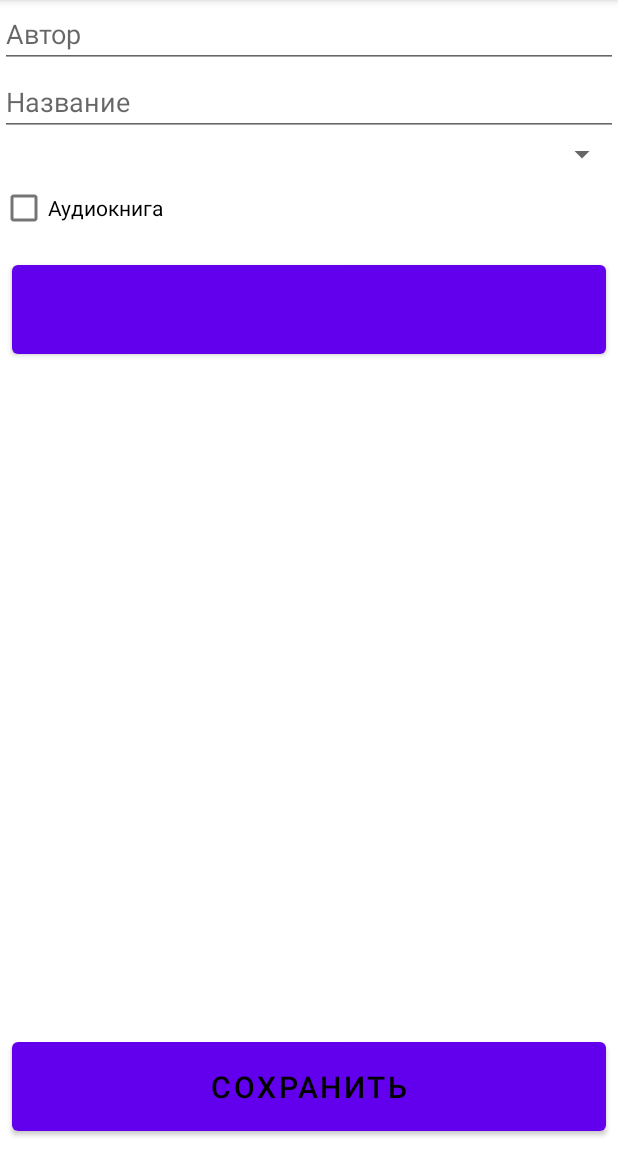
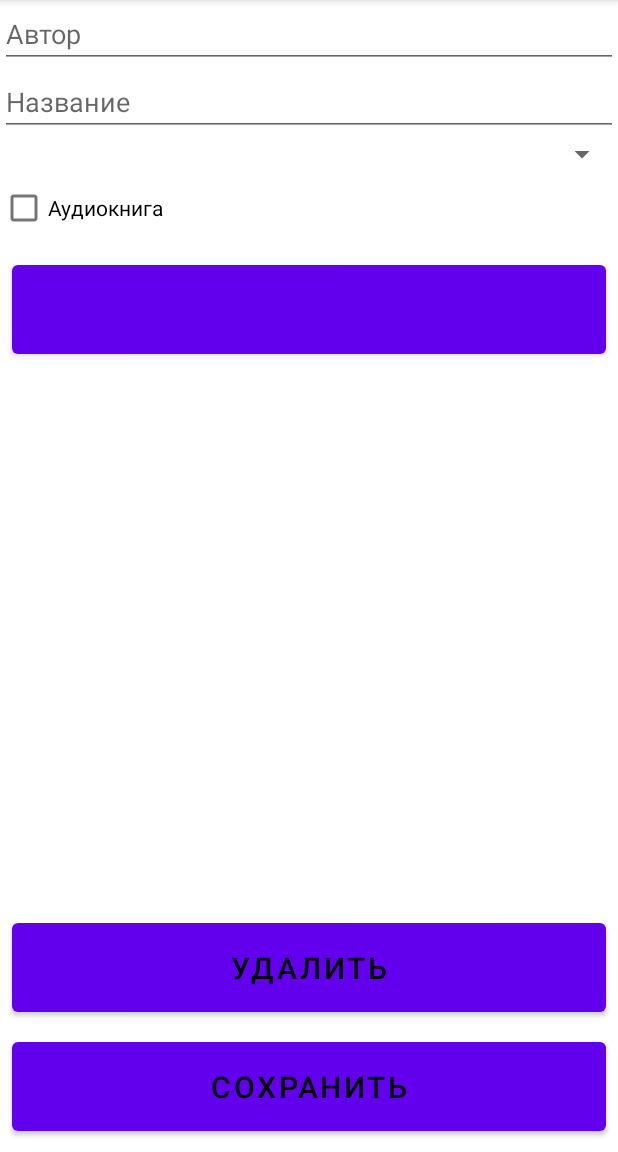
Before and after one commit to tabatsky/MyBooks, an Android app: the fragment AddBookFragment placed in its activity, on a phone screen of 412 x 824 dp, the part 84-1236 px from its top. Run offline under Robolectric (Android 15) with nearby library versions, the phone set to English and light mode, and no system bars; 2 statements that could not run were skipped.

Commit message:
adding books from menu. filtering by spinner value. books deleting.

```diff
--- a/app/src/main/java/jatx/mybooks/data/db/dao/BookDao.kt
+++ b/app/src/main/java/jatx/mybooks/data/db/dao/BookDao.kt
@@ -1,6 +1,7 @@
 package jatx.mybooks.data.db.dao
 
 import androidx.room.Dao
+import androidx.room.Delete
 import androidx.room.Insert
 import androidx.room.Query
 import androidx.room.Update
@@ -20,4 +21,7 @@ interface BookDao {
 
     @Update
     suspend fun updateBook(bookEntity: BookEntity)
+
+    @Delete
+    suspend fun deleteBook(bookEntity: BookEntity)
 }
--- a/app/src/main/java/jatx/mybooks/data/db/repository/BookRepositoryImpl.kt
+++ b/app/src/main/java/jatx/mybooks/data/db/repository/BookRepositoryImpl.kt
@@ -30,4 +30,8 @@ class BookRepositoryImpl(
     override suspend fun updateBook(book: Book) = appDatabase
         .wordDao()
         .updateBook(book.toEntity())
+
+    override suspend fun deleteBook(book: Book) = appDatabase
+        .wordDao()
+        .deleteBook(book.toEntity())
 }
--- a/app/src/main/java/jatx/mybooks/domain/repository/BookRepository.kt
+++ b/app/src/main/java/jatx/mybooks/domain/repository/BookRepository.kt
@@ -8,6 +8,7 @@ interface BookRepository {
     suspend fun getBookById(id: Int): Book
     suspend fun addBook(book: Book)
     suspend fun updateBook(book: Book)
+    suspend fun deleteBook(book: Book)
 
     companion object {
         lateinit var INSTANCE: BookRepository
--- a/app/src/main/java/jatx/mybooks/ui/addbook/AddBookViewModel.kt
+++ b/app/src/main/java/jatx/mybooks/ui/addbook/AddBookViewModel.kt
@@ -32,4 +32,9 @@ class AddBookViewModel : ViewModel() {
         Book.lastDate = book.date
         onSaved()
     }
+
+    fun delete(onSaved: () -> Unit) = viewModelScope.launch {
+        BookRepository.INSTANCE.deleteBook(book)
+        onSaved()
+    }
 }
--- a/app/src/main/java/jatx/mybooks/ui/booklist/BookListFragment.kt
+++ b/app/src/main/java/jatx/mybooks/ui/booklist/BookListFragment.kt
@@ -1,9 +1,9 @@
 package jatx.mybooks.ui.booklist
 
 import android.os.Bundle
-import android.view.LayoutInflater
-import android.view.View
-import android.view.ViewGroup
+import android.view.*
+import androidx.core.view.MenuHost
+import androidx.core.view.MenuProvider
 import androidx.fragment.app.Fragment
 import androidx.fragment.app.viewModels
 import androidx.lifecycle.Lifecycle
@@ -11,7 +11,14 @@ import androidx.lifecycle.lifecycleScope
 import androidx.lifecycle.repeatOnLifecycle
 import androidx.navigation.fragment.findNavController
 import androidx.recyclerview.widget.LinearLayoutManager
+import jatx.mybooks.R
 import jatx.mybooks.databinding.FragmentBookListBinding
+import jatx.mybooks.domain.models.Book
+import jatx.mybooks.domain.models.BookType
+import jatx.mybooks.util.setItems
+import jatx.mybooks.util.setOnItemSelectedListener
+import kotlinx.coroutines.flow.MutableStateFlow
+import kotlinx.coroutines.flow.asStateFlow
 import kotlinx.coroutines.launch
 
 class BookListFragment : Fragment() {
@@ -23,6 +30,9 @@ class BookListFragment : Fragment() {
         get() = checkNotNull(_binding) {
             "Cannot access binding because it is null. Is the view visible?"
         }
+
+    private val _spinnerPosition = MutableStateFlow(0)
+    private val spinnerPosition = _spinnerPosition.asStateFlow()
 
     private val adapter = BookListAdapter()
 
@@ -40,20 +50,48 @@ class BookListFragment : Fragment() {
             findNavController().navigate(BookListFragmentDirections.actionAddBook(it))
         }
 
-        binding.addBookButton.setOnClickListener {
-            findNavController().navigate(BookListFragmentDirections.actionAddBook(-1))
-        }
-
         return binding.root
     }
 
     override fun onViewCreated(view: View, savedInstanceState: Bundle?) {
         super.onViewCreated(view, savedInstanceState)
 
+        val menuHost = requireActivity() as? MenuHost
+        menuHost?.addMenuProvider(object : MenuProvider {
+            override fun onCreateMenu(menu: Menu, menuInflater: MenuInflater) {
+                menuInflater.inflate(R.menu.fragment_book_list, menu)
+            }
+
+            override fun onMenuItemSelected(menuItem: MenuItem): Boolean {
+                return when (menuItem.itemId) {
+                    R.id.item_add_book -> {
+                        findNavController().navigate(BookListFragmentDirections.actionAddBook(-1))
+                        true
+                    }
+                    else -> false
+                }
+            }
+        }, viewLifecycleOwner, Lifecycle.State.RESUMED)
+
+        binding.filterSpinner.setItems(BookType.allStringsForSpinner)
+        binding.filterSpinner.setSelection(0)
+        binding.filterSpinner.setOnItemSelectedListener {
+            _spinnerPosition.value = it
+        }
+        viewLifecycleOwner.lifecycleScope.launch {
+            viewLifecycleOwner.repeatOnLifecycle(Lifecycle.State.STARTED) {
+                spinnerPosition.collect {
+                    val list = viewModel.books.value.filterByType(it)
+                    adapter.submitList(list)
+                }
+            }
+        }
+
         viewLifecycleOwner.lifecycleScope.launch {
             viewLifecycleOwner.repeatOnLifecycle(Lifecycle.State.STARTED) {
                 viewModel.books.collect {
-                    adapter.submitList(it)
+                    val list = it.filterByType(spinnerPosition.value)
+                    adapter.submitList(list)
                 }
             }
         }
@@ -64,4 +102,10 @@ class BookListFragment : Fragment() {
         _binding = null
     }
 
+    private fun List<Book>.filterByType(spinnerPosition: Int): List<Book> {
+        val type = BookType.bookTypeByIndex(spinnerPosition - 1)
+        return filter {
+            (it.type == type).or(type == BookType.ALL)
+        }
+    }
 }
--- /dev/null
+++ b/app/src/main/res/drawable/ic_baseline_add_24.xml
@@ -0,0 +1,5 @@
+<vector android:height="24dp" android:tint="#FFFFFF"
+    android:viewportHeight="24" android:viewportWidth="24"
+    android:width="24dp" xmlns:android="http://schemas.android.com/apk/res/android">
+    <path android:fillColor="@android:color/white" android:pathData="M19,13h-6v6h-2v-6H5v-2h6V5h2v6h6v2z"/>
+</vector>
--- a/app/src/main/res/layout/fragment_add_book.xml
+++ b/app/src/main/res/layout/fragment_add_book.xml
@@ -46,6 +46,18 @@
         android:layout_weight="1" />
 
     <Button
+        android:id="@+id/delete_button"
+        android:text="@string/delete"
+        android:layout_width="match_parent"
+        android:layout_height="wrap_content"
+        android:layout_marginTop="8dp"
+        android:layout_marginStart="8dp"
+        android:layout_marginEnd="8dp"
+        android:padding="16dp"
+        android:textSize="20sp"
+        android:textColor="@color/black" />
+
+    <Button
         android:id="@+id/save_button"
         android:text="@string/save"
         android:layout_width="match_parent"
--- /dev/null
+++ b/app/src/main/res/menu/fragment_book_list.xml
@@ -0,0 +1,11 @@
+<?xml version="1.0" encoding="utf-8"?>
+<menu
+    xmlns:android="http://schemas.android.com/apk/res/android"
+    xmlns:app="http://schemas.android.com/apk/res-auto"
+    >
+    <item
+        android:id="@+id/item_add_book"
+        android:icon="@drawable/ic_baseline_add_24"
+        android:title="@string/add_book"
+        app:showAsAction="ifRoom|withText"/>
+</menu>
--- a/app/src/main/res/values/strings.xml
+++ b/app/src/main/res/values/strings.xml
@@ -9,4 +9,8 @@
     <string name="toast_save_data_success">Данные успешно выгружены</string>
     <string name="toast_some_error">Возникла ошибка</string>
     <string name="audio_book">Аудиокнига</string>
+    <string name="delete">Удалить</string>
+    <string name="delete_are_you_sure">Вы уверены, что хотите удалить запись?</string>
+    <string name="yes">Да</string>
+    <string name="no">Нет</string>
 </resources>
```
Also changed, not shown: app/src/main/java/jatx/mybooks/domain/models/Book.kt (+9 -6 lines), app/src/main/java/jatx/mybooks/ui/addbook/AddBookFragment.kt (+20 -0 lines), app/src/main/res/layout/fragment_book_list.xml (+2 -7 lines).
